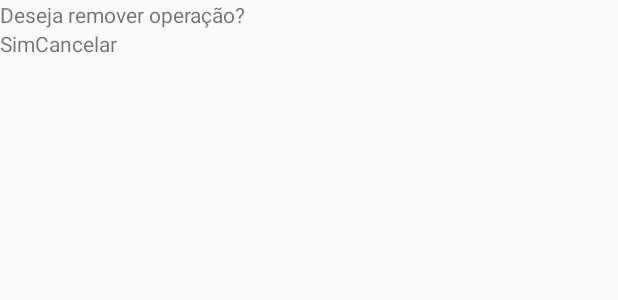
After one commit to victorscn/calcpenal, an Android app: the layout remove_dialog.xml on its own in the app's theme, with its tools: preview values and no code run, on a phone screen of 412 x 824 dp. The commit adds this screen. Shown: the top 300 px of the screen. Run offline under Robolectric (Android 15) with nearby library versions, the phone set to English and light mode, and no system bars.

```diff
--- a/app/src/main/res/layout/activity_main.xml
+++ b/app/src/main/res/layout/activity_main.xml
@@ -82,7 +82,6 @@
         android:layout_height="wrap_content"
         android:layout_marginBottom="6dp"
         android:background="@color/greenSpot"
-        android:onClick="addItems"
         android:text="@string/main_button_add"
         android:textColor="@color/white"
         android:textStyle="bold" />
--- /dev/null
+++ b/app/src/main/res/layout/remove_dialog.xml
@@ -0,0 +1,29 @@
+<?xml version="1.0" encoding="utf-8"?>
+<LinearLayout xmlns:android="http://schemas.android.com/apk/res/android"
+    xmlns:tools="http://schemas.android.com/tools"
+    android:orientation="vertical" android:layout_width="200dp"
+    android:layout_height="wrap_content">
+
+    <TextView
+        android:layout_width="wrap_content"
+        android:layout_height="match_parent"
+        tools:text="Deseja remover operação?"
+        android:text="@string/remove_dialog_message"/>
+
+    <LinearLayout
+        android:layout_width="wrap_content"
+        android:layout_height="match_parent"
+        android:orientation="horizontal">
+            <TextView
+                android:layout_width="wrap_content"
+                android:layout_height="wrap_content"
+                android:text="@string/remove_dialog_ok"/>
+            <TextView
+                android:layout_width="wrap_content"
+                android:layout_height="wrap_content"
+                android:text="@string/remove_dialog_cancel"/>
+
+    </LinearLayout>
+
+
+</LinearLayout>
--- a/app/src/main/res/values/strings.xml
+++ b/app/src/main/res/values/strings.xml
@@ -16,6 +16,10 @@
     <string name="day_text">Dia</string>
     <string name="sentence_button_text">Prosseguir</string>
 
+    <string name="remove_dialog_message">Deseja remover operação?</string>
+    <string name="remove_dialog_ok">Sim</string>
+    <string name="remove_dialog_cancel">Cancelar</string>
+
     <!--Used to populate the spinner-->
     <string-array name="operations_array">
         <item>+</item>
```
Also changed, not shown: app/src/main/java/com/example/android/calculadorapenal/MainActivity.java (+38 -9 lines).
